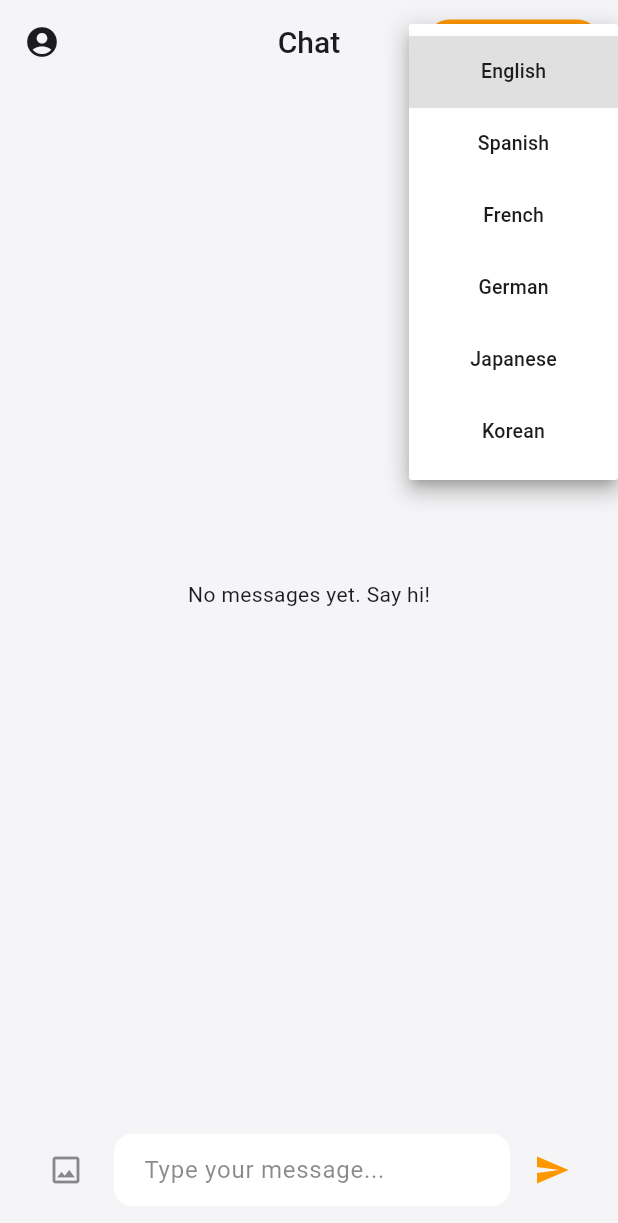
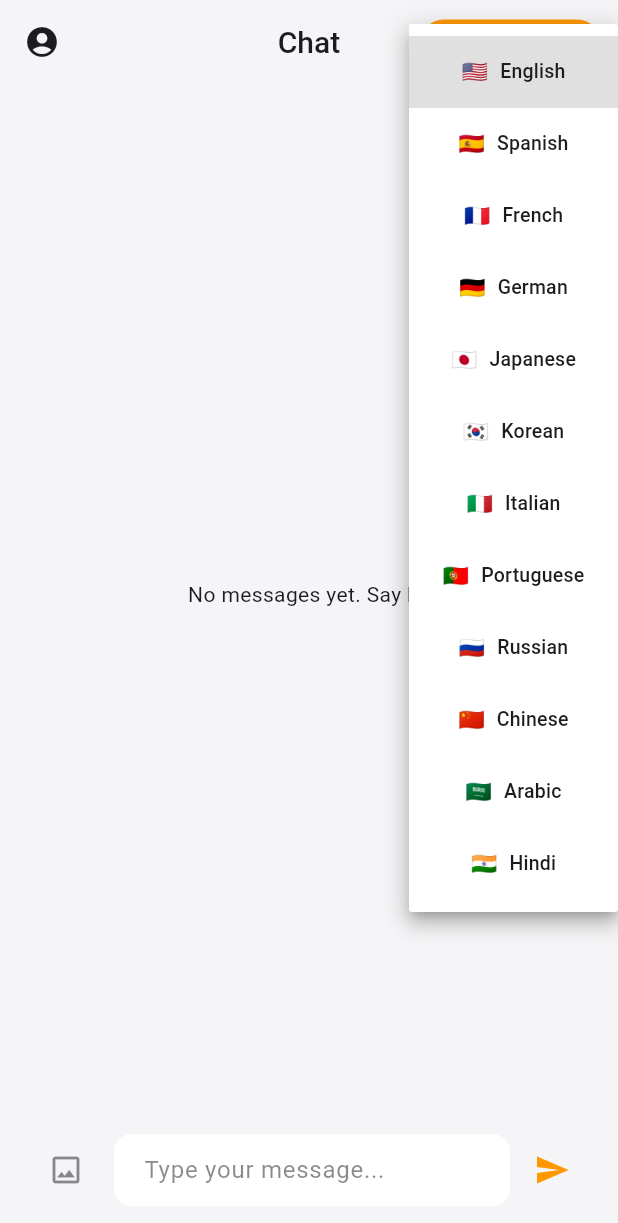
Before and after one commit to LachJack97/flutter-unmute, a Flutter app: the ChatPage screen opened by its route, after a tap on "Select Language", on a phone screen of 412 x 824 dp. Shown: the top 1223 px of the screen. Run offline on Flutter 3.47's test engine with Material 3 defaults, Android fonts, the phone set to English and light mode, and no system bars; our stand-ins replace equatable, flutter_bloc, flutter_markdown, go_router, image_picker, supabase_flutter; accounts and stored records are empty.

Commit message:
started localisations

```diff
--- a/lib/features/chat/presentation/widgets/language_selector_pill.dart
+++ b/lib/features/chat/presentation/widgets/language_selector_pill.dart
@@ -31,16 +31,12 @@ class Language {
   int get hashCode => code.hashCode;
 }
 
-// Make sure the Language class from above is in the same file or imported.
-
 // --- The Main Language Selector Widget ---
-// A stateless, reusable pill-shaped dropdown for selecting a language.
 class LanguageSelectorPill extends StatelessWidget {
-  // Default language for the application.
   static const Language defaultLanguage = Language(
       code: 'en', displayName: 'EN', promptName: 'English', flag: '🇺🇸');
 
-  // A complete list of ALL languages the app knows. Filtering happens before passing to this widget.
+  // FIX: Added more languages to the list
   static const List<Language> availableLanguages = [
     Language(
         code: 'en', displayName: 'EN', promptName: 'English', flag: '🇺🇸'),
@@ -51,13 +47,20 @@ class LanguageSelectorPill extends StatelessWidget {
     Language(
         code: 'ja', displayName: 'JP', promptName: 'Japanese', flag: '🇯🇵'),
     Language(code: 'ko', displayName: 'KR', promptName: 'Korean', flag: '🇰🇷'),
+    Language(
+        code: 'it', displayName: 'IT', promptName: 'Italian', flag: '🇮🇹'),
+    Language(
+        code: 'pt', displayName: 'PT', promptName: 'Portuguese', flag: '🇵🇹'),
+    Language(
+        code: 'ru', displayName: 'RU', promptName: 'Russian', flag: '🇷🇺'),
+    Language(
+        code: 'zh', displayName: 'CN', promptName: 'Chinese', flag: '🇨🇳'),
+    Language(
+        code: 'ar', displayName: 'SA', promptName: 'Arabic', flag: '🇸🇦'),
+    Language(code: 'hi', displayName: 'IN', promptName: 'Hindi', flag: '🇮🇳'),
   ];
 
-  // The currently selected language, provided by the parent widget.
-  final Language? selectedLanguage; // Now nullable
-
-  // Callback to notify the parent when a new language is chosen.
-  // It passes the entire Language object for maximum flexibility.
+  final Language? selectedLanguage;
   final ValueChanged<Language> onLanguageSelected;
 
   const LanguageSelectorPill({
@@ -71,22 +74,20 @@ class LanguageSelectorPill extends StatelessWidget {
     final ColorScheme colorScheme = Theme.of(context).colorScheme;
 
     return Container(
-      padding: const EdgeInsets.symmetric(
-          horizontal: 6.0, vertical: 1.0), // Further reduced padding
+      padding: const EdgeInsets.symmetric(horizontal: 8.0, vertical: 1.0),
       decoration: BoxDecoration(
-        color: Colors.orange[500], // Orange background
-        borderRadius: BorderRadius.circular(30.0), // Pill shape
+        color: Colors.orange[500],
+        borderRadius: BorderRadius.circular(30.0),
         border: Border.all(
-          color: Colors.orange[500]!, // Thinner orange border
-          width: 2.0, // Thinner border
+          color: Colors.orange[500]!,
+          width: 2.0,
         ),
       ),
       child: DropdownButtonHideUnderline(
         child: DropdownButton<Language>(
           value: selectedLanguage,
-          isDense: true, // Reduces the button's height.
+          isDense: true,
           hint: const Text(
-            // Hint for when no language is selected
             "Select Language",
             style: TextStyle(
                 color: Colors.white70,
@@ -95,11 +96,10 @@ class LanguageSelectorPill extends StatelessWidget {
           ),
           icon: const Icon(
             Icons.keyboard_arrow_down_rounded,
-            color: Colors.white, // White icon for better contrast
-            size: 16, // Further reduced icon size
+            color: Colors.white,
+            size: 16,
           ),
           dropdownColor: colorScheme.surface,
-          // When a new language is selected from the list.
           onChanged: (Language? newLanguage) {
             if (newLanguage != null) {
               onLanguageSelected(newLanguage);
@@ -109,17 +109,19 @@ class LanguageSelectorPill extends StatelessWidget {
           selectedItemBuilder: (context) {
             return LanguageSelectorPill.availableLanguages
                 .map<Widget>((language) {
-              // Use the passed list
               return Center(
                 child: Row(
                   mainAxisSize: MainAxisSize.min,
                   children: [
+                    // FIX: Display the flag emoji
+                    Text(language.flag, style: const TextStyle(fontSize: 12)),
+                    const SizedBox(width: 6),
                     Text(
-                      language.promptName, // Use full prompt name
+                      language.promptName,
                       style: const TextStyle(
-                        color: Colors.white, // Orange text color
+                        color: Colors.white,
                         fontWeight: FontWeight.bold,
-                        fontSize: 11, // Reduced text font size
+                        fontSize: 11,
                       ),
                     ),
                   ],
@@ -130,21 +132,21 @@ class LanguageSelectorPill extends StatelessWidget {
           // How the items in the dropdown menu are displayed.
           items: LanguageSelectorPill.availableLanguages
               .map<DropdownMenuItem<Language>>((language) {
-            // Use the passed list
             return DropdownMenuItem<Language>(
               value: language,
               child: Center(
-                // Wrap the content in a Center widget
                 child: Row(
-                  mainAxisAlignment:
-                      MainAxisAlignment.center, // Center the row content
+                  mainAxisAlignment: MainAxisAlignment.center,
                   children: [
+                    // FIX: Display the flag emoji in the dropdown list
+                    Text(language.flag, style: const TextStyle(fontSize: 14)),
+                    const SizedBox(width: 8),
                     Text(
-                      language.promptName, // Use full prompt name
+                      language.promptName,
                       style: TextStyle(
                         color: colorScheme.onSurface,
                         fontWeight: FontWeight.w500,
-                        fontSize: 13, // Adjusted font size in dropdown
+                        fontSize: 13,
                       ),
                     ),
                   ],
```
Also changed, not shown: lib/features/chat/presentation/bloc/phrase_book_bloc.dart (+25 -9 lines), lib/features/chat/presentation/bloc/phrase_book_state.dart (+25 -0 lines), lib/features/chat/presentation/pages/phrase_book_page.dart (+55 -86 lines).
